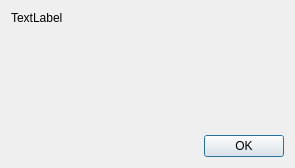
The window that src/gui/forms/aboutDialog.ui (deufrai/astrawdark-src) describes before a commit, drawn with Qt 5.
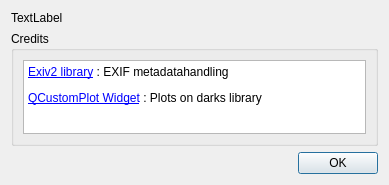
The same window after the commit.

Commit message:
ARD-56: Added QCustomPlot contrib sources
updated README file + About dialog

Diff of the .ui file:
```diff
--- a/src/gui/forms/aboutDialog.ui
+++ b/src/gui/forms/aboutDialog.ui
@@ -6,15 +6,13 @@
    <rect>
     <x>0</x>
     <y>0</y>
-    <width>295</width>
-    <height>168</height>
+    <width>389</width>
+    <height>185</height>
    </rect>
   </property>
   <property name="windowTitle">
    <string>About AstRawDark</string>
   </property>
-  <layout class="QGridLayout" name="gridLayout">
-   <item row="0" column="0">
     <layout class="QVBoxLayout" name="verticalLayout">
      <item>
       <widget class="QLabel" name="aboutLabel">
@@ -26,6 +24,33 @@
        </property>
       </widget>
      </item>
+   <item>
+    <widget class="QGroupBox" name="groupBox">
+     <property name="title">
+      <string>Credits</string>
+     </property>
+     <layout class="QGridLayout" name="gridLayout">
+      <item row="0" column="0">
+       <widget class="QTextBrowser" name="textBrowser">
+        <property name="html">
+         <string>&lt;!DOCTYPE HTML PUBLIC &quot;-//W3C//DTD HTML 4.0//EN&quot; &quot;http://www.w3.org/TR/REC-html40/strict.dtd&quot;&gt;
+&lt;html&gt;&lt;head&gt;&lt;meta name=&quot;qrichtext&quot; content=&quot;1&quot; /&gt;&lt;style type=&quot;text/css&quot;&gt;
+p, li { white-space: pre-wrap; }
+&lt;/style&gt;&lt;/head&gt;&lt;body style=&quot; font-family:'Sans Serif'; font-size:9pt; font-weight:400; font-style:normal;&quot;&gt;
+&lt;p style=&quot; margin-top:12px; margin-bottom:12px; margin-left:0px; margin-right:0px; -qt-block-indent:0; text-indent:0px;&quot;&gt;&lt;a href=&quot;http://www.exiv2.org/&quot;&gt;&lt;span style=&quot; text-decoration: underline; color:#0000ff;&quot;&gt;Exiv2 library&lt;/span&gt;&lt;/a&gt; : EXIF metadatahandling&lt;/p&gt;
+&lt;p style=&quot; margin-top:12px; margin-bottom:12px; margin-left:0px; margin-right:0px; -qt-block-indent:0; text-indent:0px;&quot;&gt;&lt;a href=&quot;http://www.qcustomplot.com/&quot;&gt;&lt;span style=&quot; text-decoration: underline; color:#0000ff;&quot;&gt;QCustomPlot Widget&lt;/span&gt;&lt;/a&gt; : Plots on darks library&lt;/p&gt;&lt;/body&gt;&lt;/html&gt;</string>
+        </property>
+        <property name="textInteractionFlags">
+         <set>Qt::LinksAccessibleByKeyboard|Qt::LinksAccessibleByMouse</set>
+        </property>
+        <property name="openExternalLinks">
+         <bool>true</bool>
+        </property>
+       </widget>
+      </item>
+     </layout>
+    </widget>
+   </item>
      <item>
       <spacer name="verticalSpacer">
        <property name="orientation">
@@ -34,14 +59,12 @@
        <property name="sizeHint" stdset="0">
         <size>
          <width>20</width>
-         <height>40</height>
+       <height>0</height>
         </size>
        </property>
       </spacer>
      </item>
-    </layout>
-   </item>
-   <item row="1" column="0">
+   <item>
     <layout class="QHBoxLayout" name="horizontalLayout">
      <item>
       <spacer name="horizontalSpacer">
```
Lines whose indentation alone changed are shown as unchanged. The commit also changes 5 other files.
